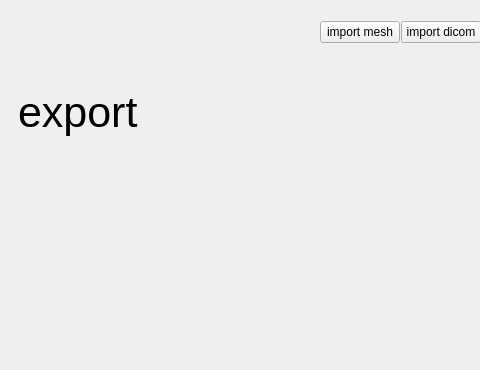
nsmela/3d-viewer-template, file src/windows/ui/main_window.ui: the form before one commit; both pictures show x 0 to 480 and y 0 to 370 of the 882 by 687 pixel window.
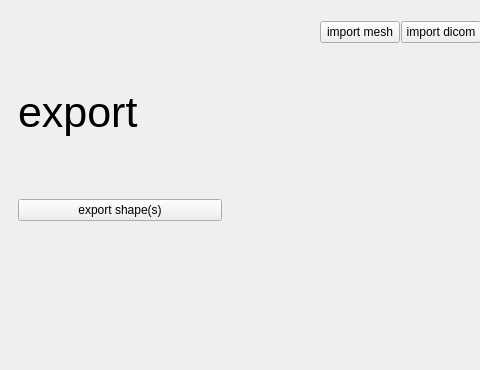
The form after the commit. The open tabs and pages were chosen to show the change.

The edit to the form file:
```diff
--- a/src/windows/ui/main_window.ui
+++ b/src/windows/ui/main_window.ui
@@ -236,6 +236,13 @@
                 </property>
                </widget>
               </item>
+              <item>
+               <widget class="QPushButton" name="btn_export_shapes">
+                <property name="text">
+                 <string>export shape(s)</string>
+                </property>
+               </widget>
+              </item>
              </layout>
             </widget>
            </widget>
```
